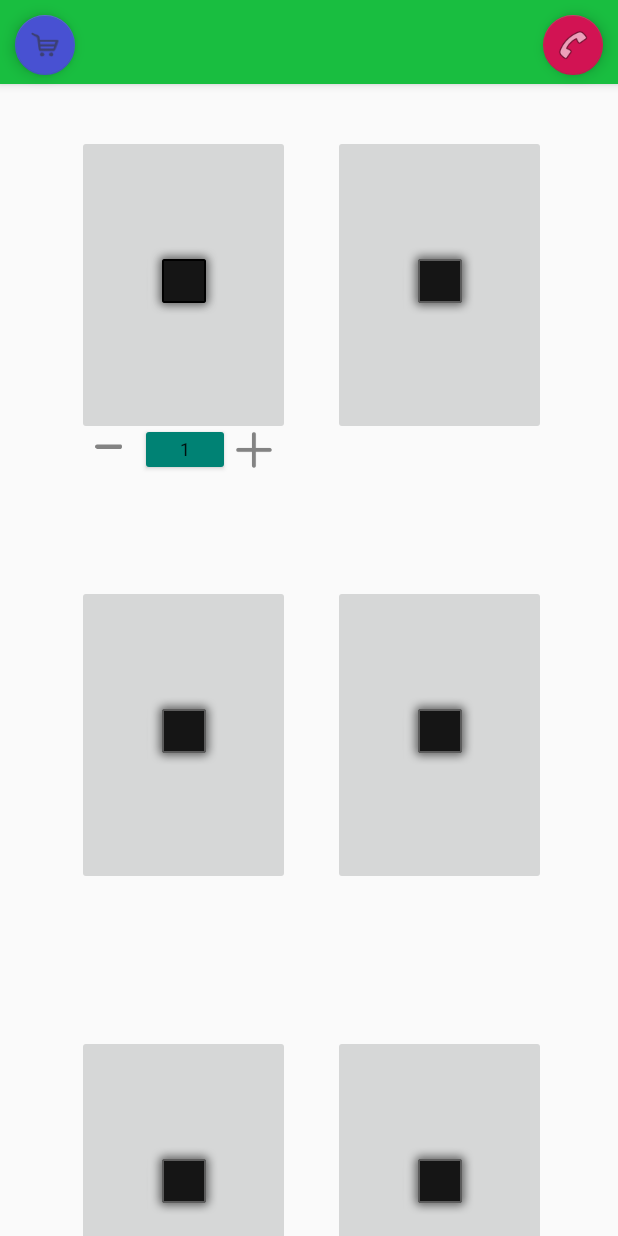
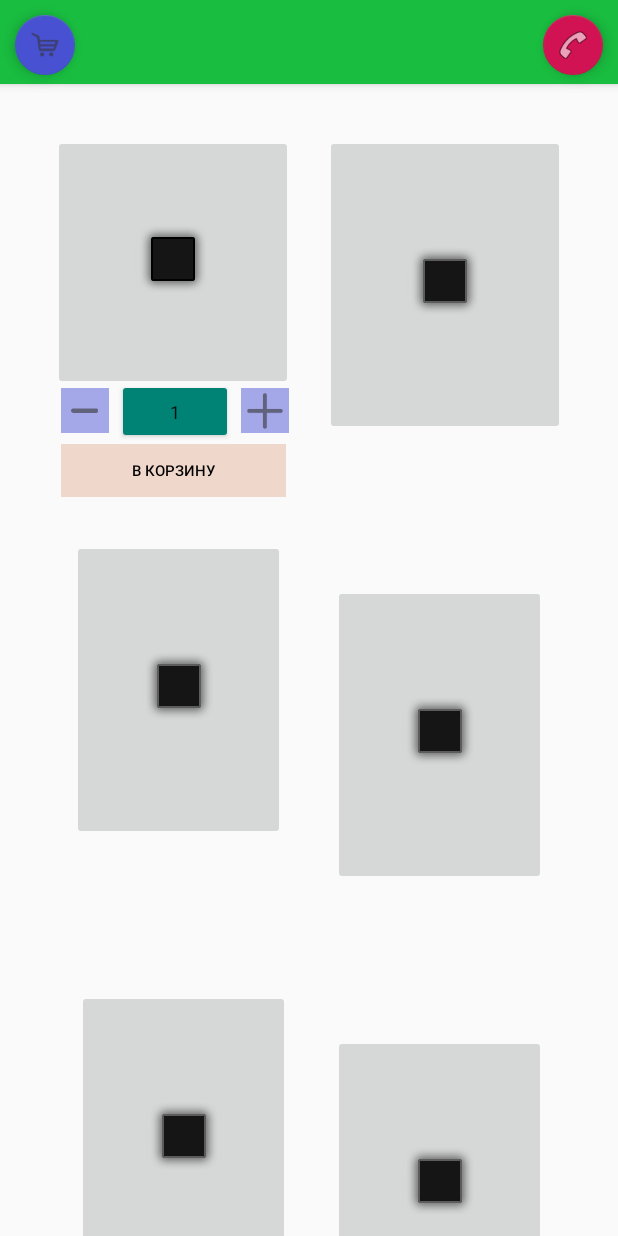
Before and after one commit to DeimontDev/justb, an Android app: the screen it shows after launch (MainActivity), on a phone screen of 412 x 824 dp. Run offline under Robolectric (Android 15) with nearby library versions, the phone set to English and light mode, and no system bars.

Commit message:
Added button to basket

```diff
--- a/deliveryfruits/src/main/res/layout/activity_main.xml
+++ b/deliveryfruits/src/main/res/layout/activity_main.xml
@@ -16,7 +16,7 @@
                 android:layout_height="?attr/actionBarSize"
                 android:layout_width="match_parent"
                 app:layout_collapseMode="pin"
-                app:layout_scrollFlags="scroll|enterAlways" android:background="@color/colorPrimary1"
+                app:layout_scrollFlags="enterAlwaysCollapsed|snap" android:background="@color/colorPrimary1"
                 android:id="@+id/tool_bar">
         </android.support.v7.widget.Toolbar>
     </android.support.design.widget.AppBarLayout>
@@ -62,15 +62,11 @@
                             android:layout_height="match_parent" android:id="@+id/constr_layout">
                         <LinearLayout
                                 android:orientation="vertical"
-                                android:layout_width="142dp"
-                                android:layout_height="35dp" android:id="@+id/layout"
-                                android:layout_marginTop="192dp"
-                                app:layout_constraintTop_toTopOf="@+id/imageButton4"
-                                app:layout_constraintEnd_toEndOf="@+id/imageButton4"
+                                android:layout_width="160dp"
+                                android:layout_height="190dp" android:id="@+id/layout"
                                 app:layout_constraintStart_toStartOf="@+id/imageButton4"
-                                app:layout_constraintHorizontal_bias="0.0"
-                                android:backgroundTint="@color/colorPrimaryDark1111"
-                        >
+                                app:layout_constraintTop_toTopOf="@+id/imageButton4" android:layout_marginTop="8dp"
+                                app:layout_constraintEnd_toEndOf="@+id/imageButton4">
                         </LinearLayout>
                         <ImageButton
                                 android:layout_width="142dp"
@@ -88,17 +84,16 @@
                                 app:layout_constraintStart_toStartOf="parent" android:layout_marginStart="48dp"
                                 android:layout_marginLeft="48dp" android:layout_marginRight="25dp"/>
                         <ImageButton
-                                android:layout_width="142dp"
-                                android:layout_height="200dp" app:srcCompat="@android:drawable/alert_dark_frame"
+                                android:layout_width="160dp"
+                                android:layout_height="170dp" app:srcCompat="@android:drawable/alert_dark_frame"
                                 android:id="@+id/imageButton4"
                                 app:layout_constraintTop_toTopOf="parent" android:layout_marginTop="34dp"
-                                app:layout_constraintStart_toStartOf="parent" android:layout_marginStart="48dp"
+                                app:layout_constraintStart_toStartOf="parent" android:layout_marginStart="35dp"
                                 android:tint="@android:color/black"
-                                app:layout_constraintEnd_toStartOf="@+id/imageButton1" android:layout_marginEnd="25dp"
-                                android:layout_marginLeft="48dp" android:layout_marginRight="25dp"/>
+                                android:layout_marginLeft="35dp"/>
                         <EditText
-                                android:layout_width="60dp"
-                                android:layout_height="35dp"
+                                android:layout_width="77dp"
+                                android:layout_height="43dp"
                                 android:inputType="numberSigned"
                                 android:ems="10"
                                 android:id="@+id/editText2"
@@ -109,8 +104,11 @@
                                 style="@style/Widget.AppCompat.Button.Colored"
                                 tools:ignore="SmallSp"
                                 android:textColorLink="@color/colorPrimary222"
-                                app:layout_constraintEnd_toStartOf="@+id/plus_2"
-                                app:layout_constraintTop_toTopOf="@+id/layout" android:selectAllOnFocus="false"/>
+                                android:selectAllOnFocus="false"
+                                app:layout_constraintTop_toBottomOf="@+id/imageButton4"
+                                app:layout_constraintBottom_toBottomOf="@+id/layout"
+                                app:layout_constraintStart_toEndOf="@+id/minus" android:layout_marginStart="5dp"
+                                android:layout_marginLeft="5dp"/>
                         <ImageButton
                                 android:layout_width="142dp"
                                 android:layout_height="200dp" app:srcCompat="@android:drawable/alert_dark_frame"
@@ -119,13 +117,13 @@
                                 android:layout_marginEnd="48dp" app:layout_constraintEnd_toEndOf="parent"
                                 android:layout_marginRight="48dp"/>
                         <ImageButton
-                                android:layout_width="142dp"
+                                android:layout_width="160dp"
                                 android:layout_height="200dp" app:srcCompat="@android:drawable/alert_dark_frame"
                                 android:id="@+id/imageButton1"
                                 app:layout_constraintTop_toTopOf="parent"
                                 android:layout_marginTop="34dp"
-                                app:layout_constraintEnd_toEndOf="parent" android:layout_marginEnd="48dp"
-                                android:layout_marginRight="48dp"/>
+                                app:layout_constraintEnd_toEndOf="parent" android:layout_marginEnd="35dp"
+                                android:layout_marginRight="35dp"/>
                         <ImageButton
                                 android:layout_width="142dp"
                                 android:layout_height="200dp" app:srcCompat="@android:drawable/alert_dark_frame"
@@ -133,8 +131,7 @@
                                 app:layout_constraintStart_toStartOf="parent" android:layout_marginStart="48dp"
                                 android:layout_marginTop="100dp"
                                 app:layout_constraintTop_toBottomOf="@+id/imageButton4"
-                                app:layout_constraintEnd_toStartOf="@+id/imageButton5" android:layout_marginEnd="25dp"
-                                android:layout_marginLeft="48dp" android:layout_marginRight="25dp"/>
+                                android:layout_marginLeft="48dp"/>
                         <ImageButton
                                 android:layout_width="142dp"
                                 android:layout_height="200dp" app:srcCompat="@android:drawable/alert_dark_frame"
@@ -168,26 +165,45 @@
                                 app:layout_constraintTop_toBottomOf="@+id/imageButton"
                                 android:layout_marginEnd="48dp" app:layout_constraintEnd_toEndOf="parent"
                                 android:layout_marginRight="48dp"/>
-                        <Button
+                        <ImageButton
                                 android:layout_width="32dp"
-                                android:layout_height="32dp"
+                                android:layout_height="30dp"
                                 android:id="@+id/plus_2"
-                                android:background="@drawable/plus"
                                 tools:layout_marginRight="10dp"
                                 tools:layout_marginEnd="10dp"
-                                tools:paddingRight="20dp"
+                                app:srcCompat="@drawable/plus"
+                                android:background="@color/colorPrimaryDark22"
+                                app:layout_constraintBottom_toBottomOf="@+id/editText2"
+                                android:layout_marginBottom="6dp"
+                                app:layout_constraintTop_toTopOf="@+id/editText2" android:layout_marginTop="6dp"
+                                app:layout_constraintVertical_bias="0.0"
+                                app:layout_constraintStart_toEndOf="@+id/editText2" android:layout_marginStart="5dp"
+                                android:layout_marginLeft="5dp"/>
+                        <ImageButton
+                                android:layout_width="32dp"
+                                android:layout_height="30dp" android:id="@+id/minus"
+                                style="@style/Widget.AppCompat.ImageButton"
+                                android:background="@color/colorPrimaryDark22"
+                                app:layout_constraintTop_toTopOf="@+id/editText2"
+                                app:srcCompat="@drawable/ic_action_name"
+                                app:layout_constraintStart_toStartOf="@+id/layout"
+                                android:layout_marginTop="6dp"
+                                app:layout_constraintBottom_toBottomOf="@+id/editText2"
+                                android:layout_marginBottom="6dp"
+                                app:layout_constraintVertical_bias="0.0"
+                                android:layout_marginStart="5dp"/>
+                        <Button
+                                android:text="@string/to_basket"
+                                android:layout_width="150dp"
+                                android:layout_height="35dp"
+                                android:id="@+id/button"
+                                style="@style/Widget.AppCompat.Button.Borderless.Colored"
+                                android:background="@color/colorPrimary2"
+                                app:layout_constraintTop_toBottomOf="@+id/editText2"
                                 app:layout_constraintEnd_toEndOf="@+id/layout"
-                                style="@style/Widget.AppCompat.Button"
-                                android:layout_marginEnd="8dp" app:layout_constraintTop_toTopOf="@+id/editText2"
-                                android:layout_marginTop="2dp"/>
-                        <Button
-                                android:layout_width="32dp"
-                                android:layout_height="32dp" android:id="@+id/minus"
-                                style="@style/Widget.AppCompat.Button.Small"
-                                app:layout_constraintEnd_toStartOf="@+id/editText2"
-                                android:background="@drawable/ic_action_name"
-                                app:layout_constraintTop_toTopOf="@+id/editText2"
-                                app:layout_constraintStart_toStartOf="@+id/layout"/>
+                                app:layout_constraintStart_toStartOf="@+id/layout"
+                                android:textColor="@android:color/black" android:textSize="10sp"
+                        />
                     </android.support.constraint.ConstraintLayout>
                 </LinearLayout>
             </ScrollView>
--- a/deliveryfruits/src/main/res/values/colors.xml
+++ b/deliveryfruits/src/main/res/values/colors.xml
@@ -4,8 +4,11 @@
     <color name="colorPrimaryDark">#383fcf</color>
     <color name="colorAccent">#d21353</color>
     <color name="colorPrimary1">#19be40</color>
-    <color name="colorPrimary2">#c29277</color>
+    <color name="colorPrimary2">#efd8cb</color>
     <color name="colorPrimaryDark1111">#383fcf</color>
     <color name="colorPrimary222">#4851d2</color>
     <color name="colorPrimary221">#b77e5e</color>
+    <color name="yellow1">#e1d126</color>
+    <color name="colorPrimary2211">#2fb62d</color>
+    <color name="colorPrimaryDark22">#a5a8e8</color>
 </resources>
--- a/deliveryfruits/src/main/res/values/strings.xml
+++ b/deliveryfruits/src/main/res/values/strings.xml
@@ -94,4 +94,5 @@
     <string name="fruits">Fruits</string>
     <string name="vegetables">vegetables</string>
     <string name="_1">1</string>
+    <string name="to_basket">В корзину</string>
 </resources>
```
